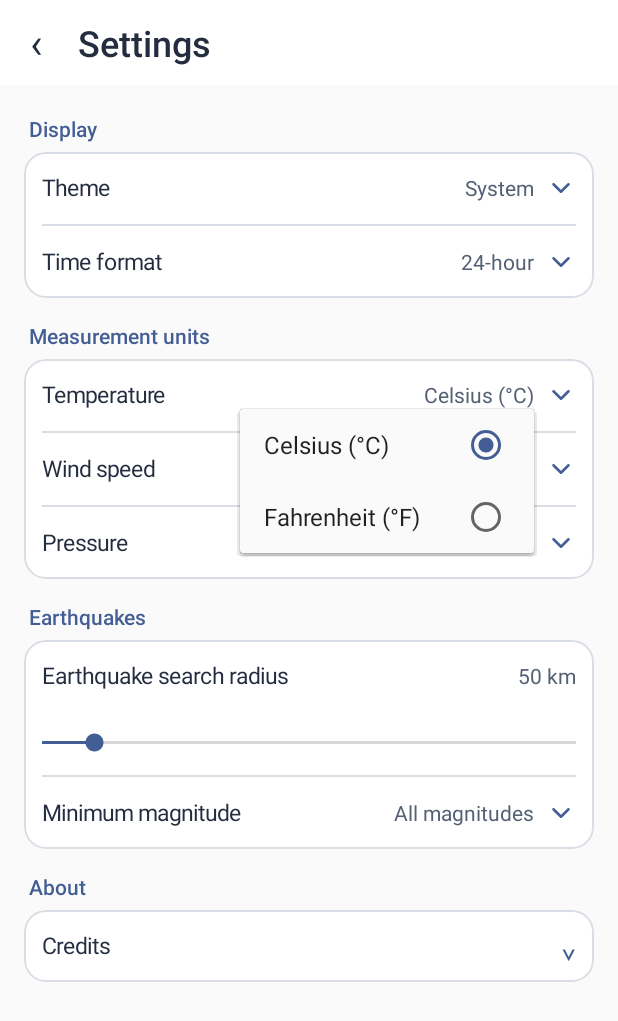
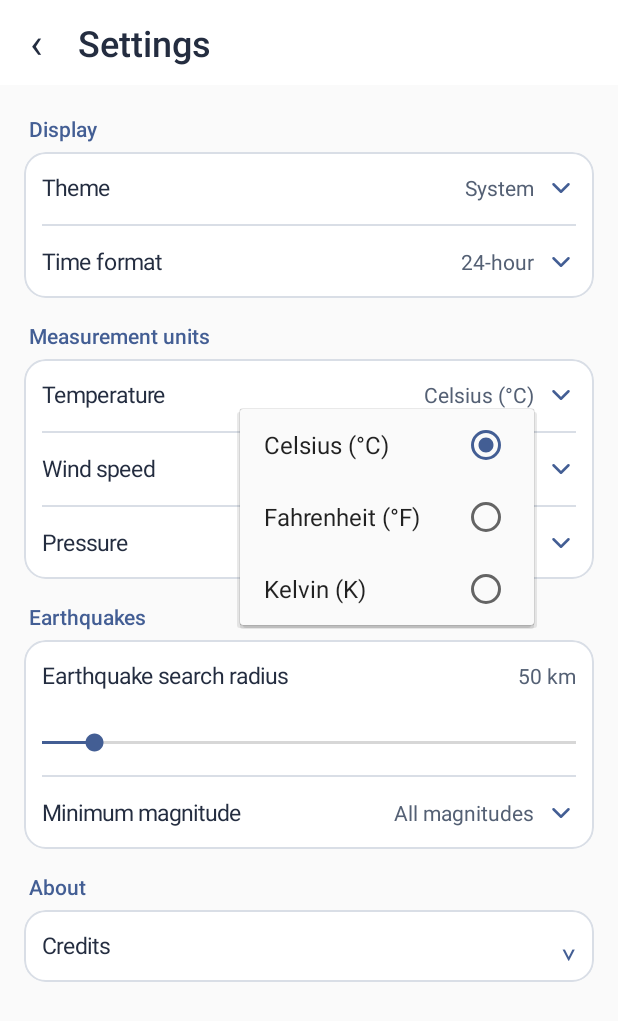
Before and after one commit to bettisfr/android-weather-app, an Android app: the SettingsActivity screen opened directly, with no data from a screen before it, after a tap on "Temperature", on a phone screen of 412 x 824 dp. Shown: the top 1021 px of the screen. Run offline under Robolectric (Android 15) with nearby library versions, the phone set to English and light mode, and no system bars; network calls fail; pictures from the network do not load; 4 statements that could not run were skipped.

Commit message:
Add Kelvin temperature units

```diff
--- a/app/src/main/java/it/skynow/app/SettingsActivity.java
+++ b/app/src/main/java/it/skynow/app/SettingsActivity.java
@@ -34,6 +34,13 @@ import it.skynow.app.maps.SatelliteImagery;
 import it.skynow.app.seismic.EarthquakeFeed;
 
 public final class SettingsActivity extends Activity {
+    static final String[] TEMPERATURE_UNITS = {"°C", "°F", "K"};
+
+    static int temperatureUnit(SharedPreferences preferences) {
+        int unit = preferences.getInt("temperatureUnit", preferences.getBoolean("fahrenheit", false) ? 1 : 0);
+        return Math.max(0, Math.min(unit, TEMPERATURE_UNITS.length - 1));
+    }
+
     static final String PREFERENCES_FILE = "preferencesFile";
     private SharedPreferences preferences;
 
@@ -68,9 +75,9 @@ public final class SettingsActivity extends Activity {
                 index -> preferences.edit().putBoolean("clock24", index == 1).apply());
 
         LinearLayout units = section(content, R.string.settings_measurement_units);
-        choice(units, R.string.temperature, new String[]{getString(R.string.celsius), getString(R.string.fahrenheit)},
-                () -> preferences.getBoolean("fahrenheit", false) ? 1 : 0,
-                index -> preferences.edit().putBoolean("fahrenheit", index == 1).apply());
+        choice(units, R.string.temperature, new String[]{getString(R.string.celsius), getString(R.string.fahrenheit), getString(R.string.kelvin)},
+                () -> temperatureUnit(preferences),
+                index -> preferences.edit().putInt("temperatureUnit", index).apply());
         choice(units, R.string.wind_speed, MainActivity.WIND_UNITS,
                 () -> preferences.getInt("windUnit", 0), index -> preferences.edit().putInt("windUnit", index).apply());
         choice(units, R.string.pressure, MainActivity.PRESSURE_UNITS,
--- a/app/src/main/res/values/strings.xml
+++ b/app/src/main/res/values/strings.xml
@@ -150,6 +150,7 @@
     <string name="close_settings">Close settings</string>
     <string name="celsius">Celsius (°C)</string>
     <string name="fahrenheit">Fahrenheit (°F)</string>
+    <string name="kelvin">Kelvin (K)</string>
     <string name="time_format">Time format</string>
     <string name="clock_12">12-hour (AM/PM)</string>
     <string name="clock_24">24-hour</string>
```
Also changed, not shown: app/src/main/java/it/skynow/app/MainActivity.java (+15 -9 lines), 1 other file.
